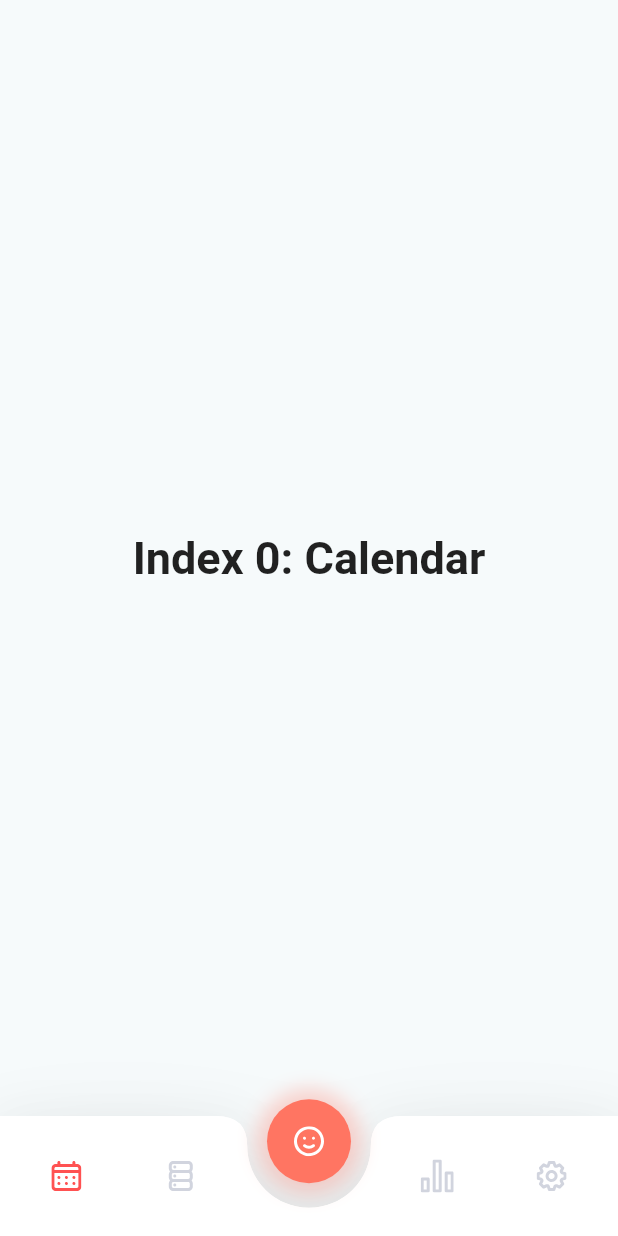
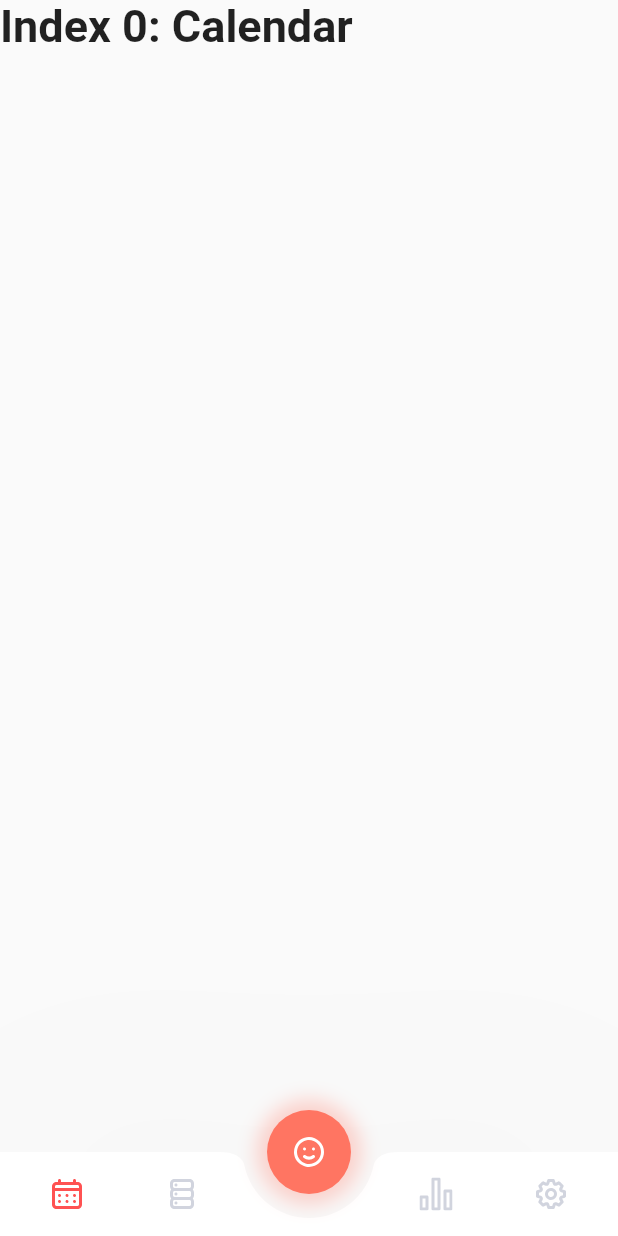
Before and after one commit to katerynaYaryfa/mood_tracker, a Flutter app: the screen it shows after launch, on a phone screen of 412 x 824 dp. Run offline on Flutter 3.47's test engine with Material 2 defaults, Android fonts, the phone set to English and light mode, and no system bars; our stand-ins replace flutter_secure_storage, flutter_svg, image_picker.

Commit message:
bottom navigation bar fix

```diff
--- a/lib/app.dart
+++ b/lib/app.dart
@@ -1,8 +1,9 @@
 import 'package:flutter/material.dart';
-import 'package:mood_tracker/new_screen.dart';
 import 'package:mood_tracker/pin_screen/provider/pin_notifier.dart';
 import 'package:mood_tracker/provider/settings_notifier.dart';
 import 'package:provider/provider.dart';
+
+import 'custom_navigation_bar.dart';
 
 class App extends StatelessWidget {
   const App({Key? key}) : super(key: key);
@@ -18,9 +19,9 @@ class App extends StatelessWidget {
           create: (_) => SettingsNotifier(),
         ),
       ],
-      child: MaterialApp(
+      child: const MaterialApp(
         debugShowCheckedModeBanner: false,
-        home: NewScreen(),
+        home: CustomNavigationBar(),
       ),
     );
   }
--- a/lib/bottom_navigation_bar.dart
+++ /dev/null
@@ -1,182 +0,0 @@
-import 'package:flutter/material.dart';
-import 'package:flutter_svg/svg.dart';
-import 'package:mood_tracker/new_note_screen/add_new_note_screen.dart';
-import 'package:mood_tracker/settings_screen/settings_screen.dart';
-
-class CustomNavigationBar extends StatefulWidget {
-  const CustomNavigationBar({
-    Key? key,
-    required this.size,
-  }) : super(key: key);
-  final Size size;
-
-  @override
-  State<CustomNavigationBar> createState() => _CustomNavigationBarState();
-}
-
-class _CustomNavigationBarState extends State<CustomNavigationBar> {
-  int selectedIndex = 0;
-  static const TextStyle optionStyle =
-      TextStyle(fontSize: 30, fontWeight: FontWeight.bold);
-  static const List<Widget> _widgetOptions = <Widget>[
-    Text(
-      'Index 0: Calendar',
-      style: optionStyle,
-    ),
-    Text(
-      'Index 1: Server',
-      style: optionStyle,
-    ),
-    Text(
-      'Index 2: BarGraph',
-      style: optionStyle,
-    ),
-    SettingsScreen(),
-  ];
-  void _onItemTapped(int index) {
-    setState(() {
-      selectedIndex = index;
-    });
-  }
-
-  @override
-  Widget build(BuildContext context) {
-    return Column(
-      children: [
-        Expanded(
-          child: Center(
-            child: _widgetOptions[selectedIndex],
-          ),
-        ),
-        Container(
-          width: widget.size.width,
-          height: 80,
-          child: Stack(
-            children: [
-              CustomPaint(
-                size: Size(widget.size.width, 80),
-                painter: MyCustomPainter(),
-              ),
-              Center(
-                heightFactor: 0.6,
-                child: Container(
-                  decoration: BoxDecoration(
-                    color: Colors.transparent,
-                    borderRadius: BorderRadius.all(
-                      Radius.circular(50),
-                    ),
-                    boxShadow: [
-                      BoxShadow(
-                        color: Color(0xFFFF7562).withOpacity(0.3),
-                        spreadRadius: 7,
-                        blurRadius: 10,
-                        offset: Offset(0, 0),
-                      ),
-                    ],
-                  ),
-                  child: FloatingActionButton(
-                    elevation: 0.0,
-                    onPressed: () {
-                      Navigator.of(context).push(
-                        MaterialPageRoute(
-                          builder: (context) => const AddNewNoteScreen(),
-                        ),
-                      );
-                    },
-                    backgroundColor: Color(0xFFFF7562),
-                    child: SvgPicture.asset('images/Human.svg'),
-                  ),
-                ),
-              ),
-              Container(
-                width: widget.size.width,
-                height: 80.0,
-                child: Row(
-                  mainAxisAlignment: MainAxisAlignment.spaceEvenly,
-                  children: [
-                    TextButton(
-                      onPressed: () {
-                        _onItemTapped(0);
-                      },
-                      child: SvgPicture.asset(
-                        'images/calender.svg',
-                        color: selectedIndex == 0
-                            ? Colors.redAccent
-                            : Color(0xFFD1D4DE),
-                      ),
-                    ),
-                    TextButton(
-                      onPressed: () {
-                        _onItemTapped(1);
-                      },
-                      child: SvgPicture.asset(
-                        'images/server.svg',
-                        color: selectedIndex == 1
-                            ? Colors.redAccent
-                            : Color(0xFFD1D4DE),
-                      ),
-                    ),
-                    Container(
-                      width: widget.size.width * 0.20,
-                    ),
-                    TextButton(
-                      onPressed: () {
-                        _onItemTapped(2);
-                      },
-                      child: SvgPicture.asset(
-                        'images/barGraph.svg',
-                        color: selectedIndex == 2
-                            ? Colors.redAccent
-                            : Color(0xFFD1D4DE),
-                      ),
-                    ),
-                    TextButton(
-                      onPressed: () {
-                        _onItemTapped(3);
-                      },
-                      child: SvgPicture.asset(
-                        'images/settings.svg',
-                        color: selectedIndex == 3
-                            ? Colors.redAccent
-                            : Color(0xFFD1D4DE),
-                      ),
-                    ),
-                  ],
-                ),
-              )
-            ],
-          ),
-        ),
-      ],
-    );
-  }
-}
-
-class MyCustomPainter extends CustomPainter {
-  @override
-  void paint(Canvas canvas, Size size) {
-    Paint paint = Paint()
-      ..color = Colors.white
-      ..style = PaintingStyle.fill;
-    Path path = Path()..moveTo(0, 0);
-    path.quadraticBezierTo(size.width * 0.0, 0, size.width * 0.35, 0);
-    path.quadraticBezierTo(size.width * 0.40, 0, size.width * 0.40, 20);
-    path.arcToPoint(Offset(size.width * 0.60, 20),
-        radius: Radius.circular(10.0), clockwise: false);
-    path.quadraticBezierTo(size.width * 0.60, 0, size.width * 0.65, 0);
-    path.quadraticBezierTo(size.width * 0.80, 0, size.width, 0);
-    path.lineTo(size.width, size.height);
-    path.lineTo(0, size.height);
-
-    canvas.drawShadow(path, Colors.black, 30, true);
-    canvas.drawPath(path, paint);
-
-    path.close();
-    canvas.drawPath(path, paint);
-  }
-
-  @override
-  bool shouldRepaint(covariant CustomPainter oldDelegate) {
-    return false;
-  }
-}
--- /dev/null
+++ b/lib/custom_navigation_bar.dart
@@ -0,0 +1,134 @@
+import 'package:flutter/material.dart';
+import 'package:flutter_svg/svg.dart';
+import 'package:mood_tracker/settings_screen/settings_screen.dart';
+
+import 'new_note_screen/add_new_note_screen.dart';
+
+class CustomNavigationBar extends StatefulWidget {
+  const CustomNavigationBar({Key? key}) : super(key: key);
+
+  @override
+  State<CustomNavigationBar> createState() => _CustomNavigationBarState();
+}
+
+class _CustomNavigationBarState extends State<CustomNavigationBar> {
+  int selectedIndex = 0;
+  static const TextStyle optionStyle =
+      TextStyle(fontSize: 30, fontWeight: FontWeight.bold);
+  static const List<Widget> _widgetOptions = <Widget>[
+    Text(
+      'Index 0: Calendar',
+      style: optionStyle,
+    ),
+    Text(
+      'Index 1: Server',
+      style: optionStyle,
+    ),
+    Text(
+      'Index 2: BarGraph',
+      style: optionStyle,
+    ),
+    SettingsScreen(),
+  ];
+  void _onItemTapped(int index) {
+    setState(() {
+      selectedIndex = index;
+    });
+  }
+
+  @override
+  Widget build(BuildContext context) {
+    return Scaffold(
+      body: _widgetOptions[selectedIndex],
+      floatingActionButton: Container(
+        decoration: BoxDecoration(
+          color: Colors.transparent,
+          borderRadius: const BorderRadius.all(
+            Radius.circular(50),
+          ),
+          boxShadow: [
+            BoxShadow(
+              color: const Color(0xFFFF7562).withOpacity(0.3),
+              spreadRadius: 7,
+              blurRadius: 10,
+              offset: const Offset(0, 0),
+            ),
+          ],
+        ),
+        child: FloatingActionButton(
+          elevation: 0.0,
+          onPressed: () {
+            Navigator.of(context).push(
+              MaterialPageRoute(
+                builder: (context) => const AddNewNoteScreen(),
+              ),
+            );
+          },
+          backgroundColor: const Color(0xFFFF7562),
+          child: SvgPicture.asset('images/Human.svg'),
+        ),
+      ),
+      floatingActionButtonLocation: FloatingActionButtonLocation.centerDocked,
+      bottomNavigationBar: BottomAppBar(
+        elevation: 100,
+        shape: const CircularNotchedRectangle(),
+        notchMargin: 16,
+        child: SizedBox(
+          height: 56.0,
+          child: Row(
+            mainAxisAlignment: MainAxisAlignment.spaceEvenly,
+            children: [
+              TextButton(
+                onPressed: () {
+                  _onItemTapped(0);
+                },
+                child: SvgPicture.asset(
+                  'images/calender.svg',
+                  color: selectedIndex == 0
+                      ? Colors.redAccent
+                      : const Color(0xFFD1D4DE),
+                ),
+              ),
+              TextButton(
+                onPressed: () {
+                  _onItemTapped(1);
+                },
+                child: SvgPicture.asset(
+                  'images/server.svg',
+                  color: selectedIndex == 1
+                      ? Colors.redAccent
+                      : const Color(0xFFD1D4DE),
+                ),
+              ),
+              Container(
+                width: 80,
+              ),
+              TextButton(
+                onPressed: () {
+                  _onItemTapped(2);
+                },
+                child: SvgPicture.asset(
+                  'images/barGraph.svg',
+                  color: selectedIndex == 2
+                      ? Colors.redAccent
+                      : const Color(0xFFD1D4DE),
+                ),
+              ),
+              TextButton(
+                onPressed: () {
+                  _onItemTapped(3);
+                },
+                child: SvgPicture.asset(
+                  'images/settings.svg',
+                  color: selectedIndex == 3
+                      ? Colors.redAccent
+                      : const Color(0xFFD1D4DE),
+                ),
+              ),
+            ],
+          ),
+        ),
+      ),
+    );
+  }
+}
--- a/lib/new_screen.dart
+++ /dev/null
@@ -1,24 +0,0 @@
-import 'package:flutter/material.dart';
-
-import 'bottom_navigation_bar.dart';
-
-class NewScreen extends StatefulWidget {
-  const NewScreen({Key? key}) : super(key: key);
-
-  @override
-  State<NewScreen> createState() => _NewScreenState();
-}
-
-class _NewScreenState extends State<NewScreen> {
-  @override
-  Widget build(BuildContext context) {
-    final Size size = MediaQuery.of(context).size;
-
-    return Scaffold(
-      backgroundColor: Color(0xFFF6FAFB),
-      body: CustomNavigationBar(
-        size: size,
-      ),
-    );
-  }
-}
```
